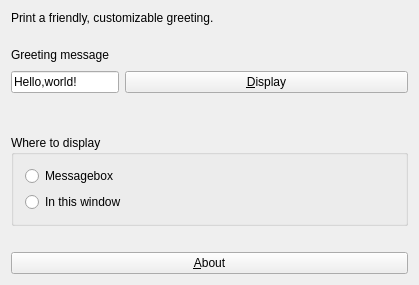
Qt form app/mainwindow.ui (enjoysoftware/helloworld-gui) before a commit.
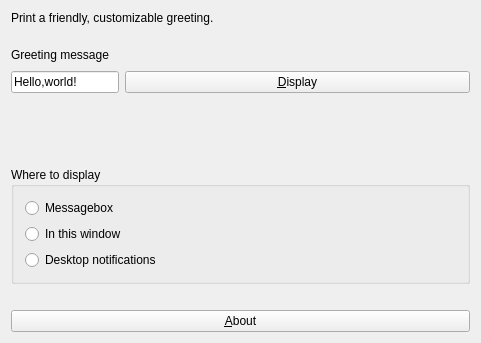
The same form after that commit. Icons and pictures are not drawn.

Commit message: Solved #1 Desktop notifications

```diff
--- a/app/mainwindow.ui
+++ b/app/mainwindow.ui
@@ -9,8 +9,8 @@
    <rect>
     <x>0</x>
     <y>0</y>
-    <width>419</width>
-    <height>285</height>
+    <width>481</width>
+    <height>343</height>
    </rect>
   </property>
   <property name="acceptDrops">
@@ -53,6 +53,13 @@
          </property>
         </widget>
        </item>
+       <item>
+        <widget class="QRadioButton" name="desknotifyBtn">
+         <property name="text">
+          <string>Desktop notifications</string>
+         </property>
+        </widget>
+       </item>
       </layout>
      </widget>
     </item>
```
Left out of the diff: 36 changed lines with no effect on the pictures. The commit also changes 2 other files.
